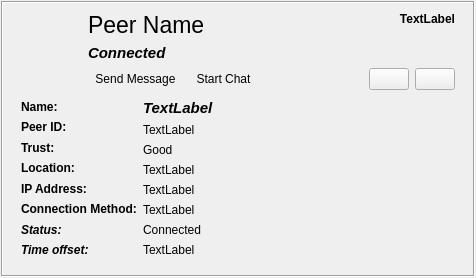
Above: retroshare-gui/src/gui/feeds/PeerItem.ui from RetroShare/RetroShare before the change. Below: the same form after it.
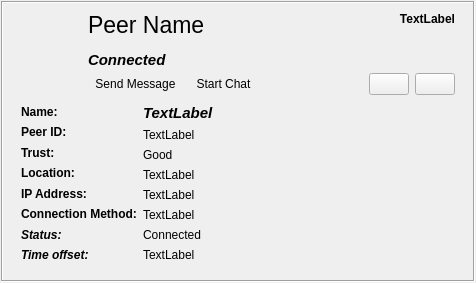
That is the form after the change. Icons and pictures are not drawn. Custom widgets are drawn as their Qt base class.

Commit message:
Use ElidedLabel on PeerItem to not stretch the widget
* Use ElidedLabel on PeerItem to not stretch the widget

```diff
--- a/retroshare-gui/src/gui/feeds/PeerItem.ui
+++ b/retroshare-gui/src/gui/feeds/PeerItem.ui
@@ -7,7 +7,7 @@
     <x>0</x>
     <y>0</y>
     <width>476</width>
-    <height>262</height>
+    <height>283</height>
    </rect>
   </property>
   <property name="autoFillBackground">
@@ -59,6 +59,9 @@
          <property name="bottomMargin">
           <number>0</number>
          </property>
+         <property name="verticalSpacing">
+          <number>0</number>
+         </property>
          <item row="0" column="0" rowspan="2">
           <widget class="AvatarWidget" name="avatar" native="true">
            <property name="minimumSize">
@@ -75,90 +78,11 @@
            </property>
           </widget>
          </item>
-         <item row="0" column="1">
-          <layout class="QGridLayout" name="peerName_GL">
-           <item row="0" column="0">
-            <widget class="QLabel" name="peerNameLabel">
-             <property name="font">
-              <font>
-               <pointsize>17</pointsize>
-              </font>
-             </property>
-             <property name="text">
-              <string notr="true">Peer Name</string>
-             </property>
-             <property name="alignment">
-              <set>Qt::AlignLeading|Qt::AlignLeft|Qt::AlignTop</set>
-             </property>
-            </widget>
-           </item>
-           <item row="1" column="0">
-            <widget class="QLabel" name="titleLabel">
-             <property name="sizePolicy">
-              <sizepolicy hsizetype="Minimum" vsizetype="Minimum">
-               <horstretch>0</horstretch>
-               <verstretch>0</verstretch>
-              </sizepolicy>
-             </property>
-             <property name="font">
-              <font>
-               <pointsize>11</pointsize>
-               <weight>75</weight>
-               <italic>true</italic>
-               <bold>true</bold>
-              </font>
-             </property>
-             <property name="text">
-              <string notr="true">Connected</string>
-             </property>
-             <property name="alignment">
-              <set>Qt::AlignLeading|Qt::AlignLeft|Qt::AlignVCenter</set>
-             </property>
-            </widget>
-           </item>
-          </layout>
-         </item>
-         <item row="0" column="2">
-          <layout class="QHBoxLayout" name="last_HL">
-           <item>
-            <spacer name="last_HSpacer">
-             <property name="orientation">
-              <enum>Qt::Horizontal</enum>
-             </property>
-             <property name="sizeHint" stdset="0">
-              <size>
-               <width>190</width>
-               <height>13</height>
-              </size>
-             </property>
-            </spacer>
-           </item>
-           <item>
-            <widget class="QLabel" name="lastLabel">
-             <property name="sizePolicy">
-              <sizepolicy hsizetype="MinimumExpanding" vsizetype="Preferred">
-               <horstretch>0</horstretch>
-               <verstretch>0</verstretch>
-              </sizepolicy>
-             </property>
-             <property name="font">
-              <font>
-               <weight>75</weight>
-               <bold>true</bold>
-              </font>
-             </property>
-             <property name="text">
-              <string notr="true">TextLabel</string>
-             </property>
-             <property name="alignment">
-              <set>Qt::AlignRight|Qt::AlignTop|Qt::AlignTrailing</set>
-             </property>
-            </widget>
-           </item>
-          </layout>
-         </item>
-         <item row="1" column="1" colspan="2">
+         <item row="1" column="1" colspan="4">
           <layout class="QHBoxLayout" name="buttons_HL">
+           <property name="spacing">
+            <number>6</number>
+           </property>
            <item>
             <widget class="QToolButton" name="sendmsgButton">
              <property name="focusPolicy">
@@ -266,6 +190,87 @@
            </item>
           </layout>
          </item>
+         <item row="0" column="1" colspan="4">
+          <layout class="QGridLayout" name="peerName_GL">
+           <property name="verticalSpacing">
+            <number>6</number>
+           </property>
+           <item row="0" column="2">
+            <widget class="QLabel" name="lastLabel">
+             <property name="sizePolicy">
+              <sizepolicy hsizetype="MinimumExpanding" vsizetype="Preferred">
+               <horstretch>0</horstretch>
+               <verstretch>0</verstretch>
+              </sizepolicy>
+             </property>
+             <property name="font">
+              <font>
+               <weight>75</weight>
+               <bold>true</bold>
+              </font>
+             </property>
+             <property name="text">
+              <string notr="true">TextLabel</string>
+             </property>
+             <property name="alignment">
+              <set>Qt::AlignRight|Qt::AlignTop|Qt::AlignTrailing</set>
+             </property>
+            </widget>
+           </item>
+           <item row="0" column="0">
+            <widget class="ElidedLabel" name="peerNameLabel">
+             <property name="font">
+              <font>
+               <pointsize>17</pointsize>
+              </font>
+             </property>
+             <property name="text">
+              <string notr="true">Peer Name</string>
+             </property>
+             <property name="alignment">
+              <set>Qt::AlignLeading|Qt::AlignLeft|Qt::AlignTop</set>
+             </property>
+            </widget>
+           </item>
+           <item row="0" column="1">
+            <spacer name="last_HSpacer">
+             <property name="orientation">
+              <enum>Qt::Horizontal</enum>
+             </property>
+             <property name="sizeHint" stdset="0">
+              <size>
+               <width>190</width>
+               <height>13</height>
+              </size>
+             </property>
+            </spacer>
+           </item>
+           <item row="1" column="0" colspan="2">
+            <widget class="ElidedLabel" name="titleLabel">
+             <property name="sizePolicy">
+              <sizepolicy hsizetype="Minimum" vsizetype="Minimum">
+               <horstretch>0</horstretch>
+               <verstretch>0</verstretch>
+              </sizepolicy>
+             </property>
+             <property name="font">
+              <font>
+               <pointsize>11</pointsize>
+               <weight>75</weight>
+               <italic>true</italic>
+               <bold>true</bold>
+              </font>
+             </property>
+             <property name="text">
+              <string notr="true">Connected</string>
+             </property>
+             <property name="alignment">
+              <set>Qt::AlignLeading|Qt::AlignLeft|Qt::AlignVCenter</set>
+             </property>
+            </widget>
+           </item>
+          </layout>
+         </item>
         </layout>
        </widget>
       </item>
@@ -526,6 +531,12 @@
    <header>gui/common/AvatarWidget.h</header>
    <container>1</container>
   </customwidget>
+  <customwidget>
+   <class>ElidedLabel</class>
+   <extends>QLabel</extends>
+   <header>gui/common/ElidedLabel.h</header>
+   <container>1</container>
+  </customwidget>
  </customwidgets>
  <resources>
   <include location="../icons.qrc"/>
```
